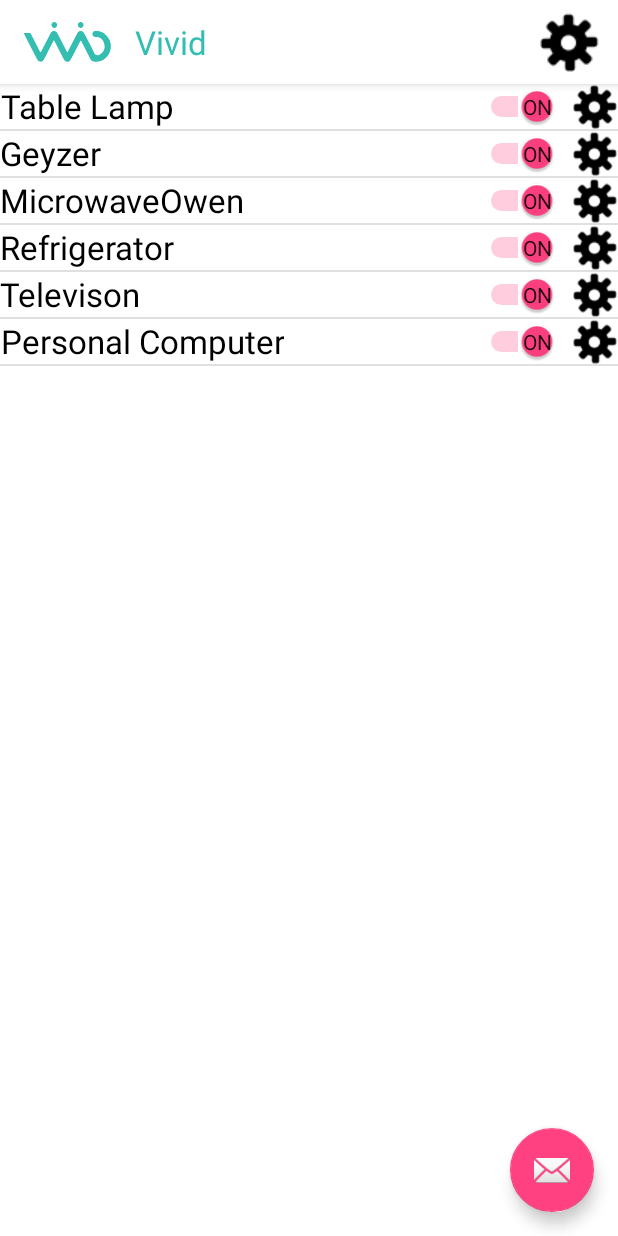
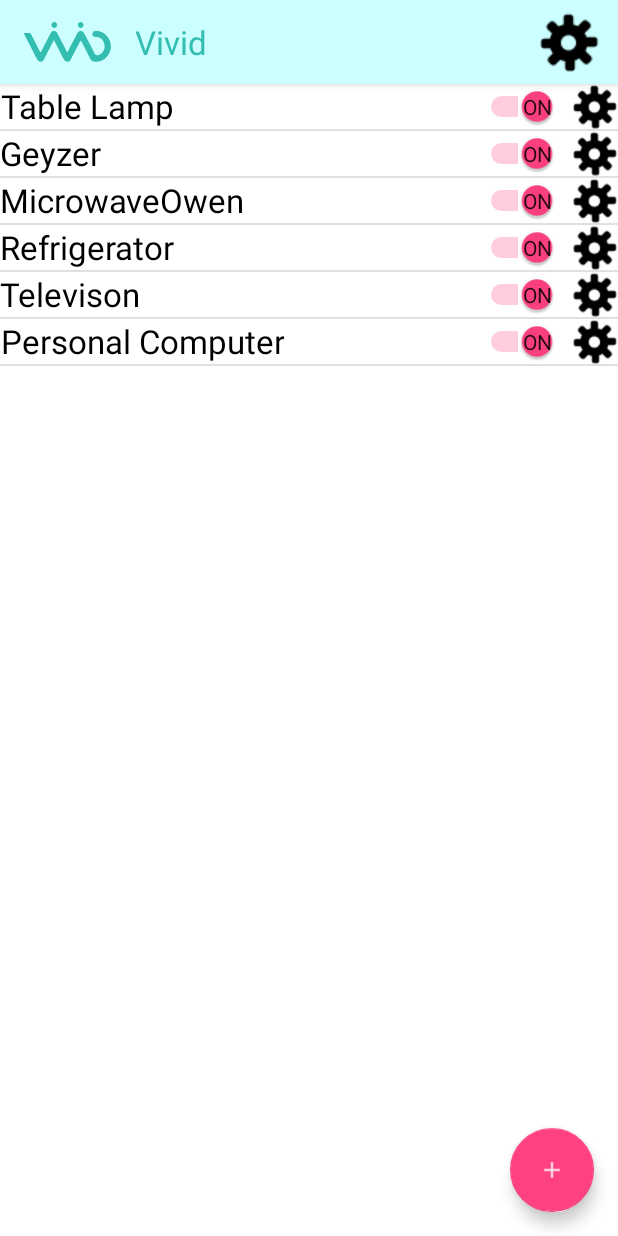
Before and after one commit to neoxcorp/main-activity-Idea, an Android app: the screen it shows after launch (MainActivity), on a phone screen of 412 x 824 dp. Run offline under Robolectric (Android 15) with nearby library versions, the phone set to English and light mode, and no system bars.

Commit message:
changes - 0.0.3

```diff
--- a/app/src/main/res/layout/activity_main.xml
+++ b/app/src/main/res/layout/activity_main.xml
@@ -67,6 +67,7 @@
         android:layout_height="wrap_content"
         android:layout_gravity="bottom|end"
         android:layout_margin="@dimen/fab_margin"
-        android:src="@android:drawable/ic_dialog_email" />
+        android:background="@null"
+        android:src="@drawable/ic_add" />
 
 </android.support.design.widget.CoordinatorLayout>
--- a/app/src/main/res/values/colors.xml
+++ b/app/src/main/res/values/colors.xml
@@ -9,6 +9,8 @@
 
     <color name="green">#009900</color>
     <color name="white">#ffffff</color>
-    <color name="toolbar">#ffffff</color>
+
+    <!--a) #ffffcc  b) #ffccff  c) #ccffcc and d) #ccffff-->
+    <color name="toolbar">#ccffff</color>
     <color name="title">#33beb1</color>
 </resources>
```
Also changed, not shown: app/src/main/res/drawable-hdpi/ic_add.png (added), app/src/main/res/drawable-mdpi/ic_add.png (added), app/src/main/res/drawable-xhdpi/ic_add.png (added), app/src/main/res/drawable-xxhdpi/ic_add.png (added), app/src/main/res/mipmap-hdpi/ic_launcher.png, app/src/main/res/mipmap-mdpi/ic_launcher.png, app/src/main/res/mipmap-xhdpi/ic_launcher.png, app/src/main/res/mipmap-xxhdpi/ic_launcher.png, app/src/main/res/mipmap-xxxhdpi/ic_launcher.png.
